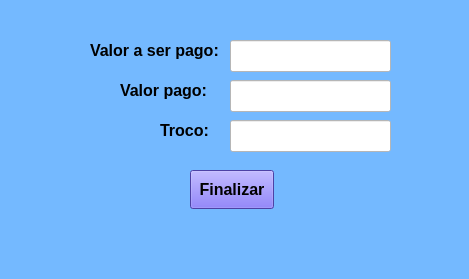
Old version of the form pagamento.ui in the repository fabiojuliosantos/projeto-ads.
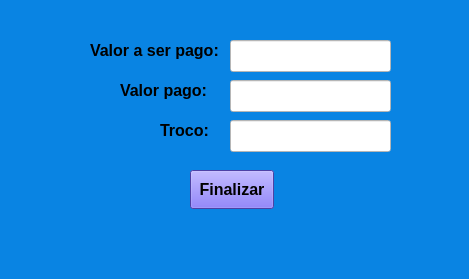
New version of the form.

Diff of the .ui file:
```diff
--- a/pagamento.ui
+++ b/pagamento.ui
@@ -14,7 +14,7 @@
    <string>MainWindow</string>
   </property>
   <property name="styleSheet">
-   <string notr="true">background-color:rgb(116,185,255)</string>
+   <string notr="true">background-color: rgb(9, 132, 227);</string>
   </property>
   <widget class="QWidget" name="centralwidget">
    <widget class="QLabel" name="label">
```
